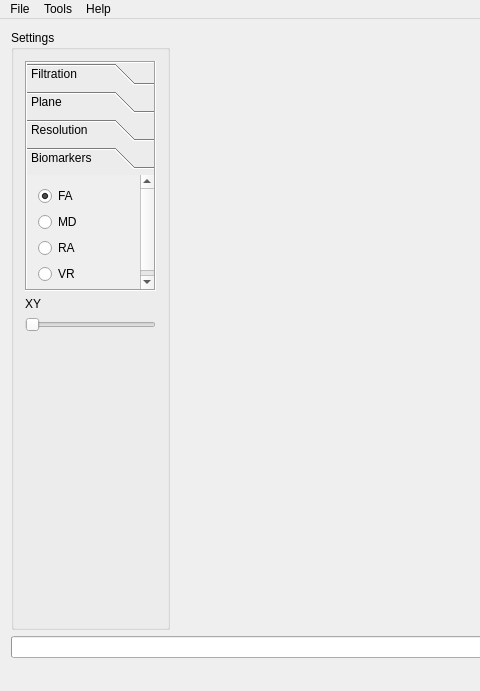
martamycielska/DADM, file x64/DADM/DADM/dadm.ui: the form before one commit; both pictures show x 0 to 480 and y 0 to 691 of the 1020 by 691 pixel window.
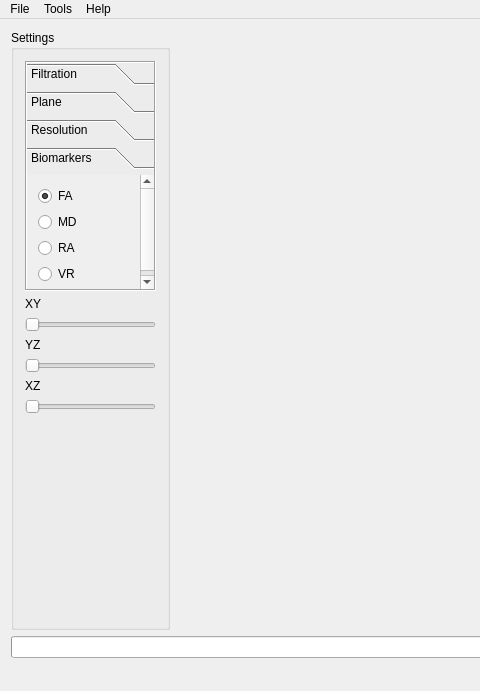
The form after the commit. Custom widgets are drawn as their Qt base class.

Patch:
```diff
--- a/x64/DADM/DADM/dadm.ui
+++ b/x64/DADM/DADM/dadm.ui
@@ -321,14 +321,48 @@
           </widget>
          </item>
          <item>
-          <spacer name="verticalSpacer_10">
+          <widget class="QLabel" name="label_2">
+           <property name="text">
+            <string>YZ</string>
+           </property>
+          </widget>
+         </item>
+         <item>
+          <widget class="QSlider" name="yzSlider">
+           <property name="maximum">
+            <number>255</number>
+           </property>
+           <property name="orientation">
+            <enum>Qt::Horizontal</enum>
+           </property>
+          </widget>
+         </item>
+         <item>
+          <widget class="QLabel" name="label_5">
+           <property name="text">
+            <string>XZ</string>
+           </property>
+          </widget>
+         </item>
+         <item>
+          <widget class="QSlider" name="xzSlider">
+           <property name="maximum">
+            <number>255</number>
+           </property>
+           <property name="orientation">
+            <enum>Qt::Horizontal</enum>
+           </property>
+          </widget>
+         </item>
+         <item>
+          <spacer name="verticalSpacer">
            <property name="orientation">
             <enum>Qt::Vertical</enum>
            </property>
            <property name="sizeHint" stdset="0">
             <size>
              <width>20</width>
-             <height>148</height>
+             <height>40</height>
             </size>
            </property>
           </spacer>
```
Left out of the diff: 15 changed lines with no effect on the pictures.
